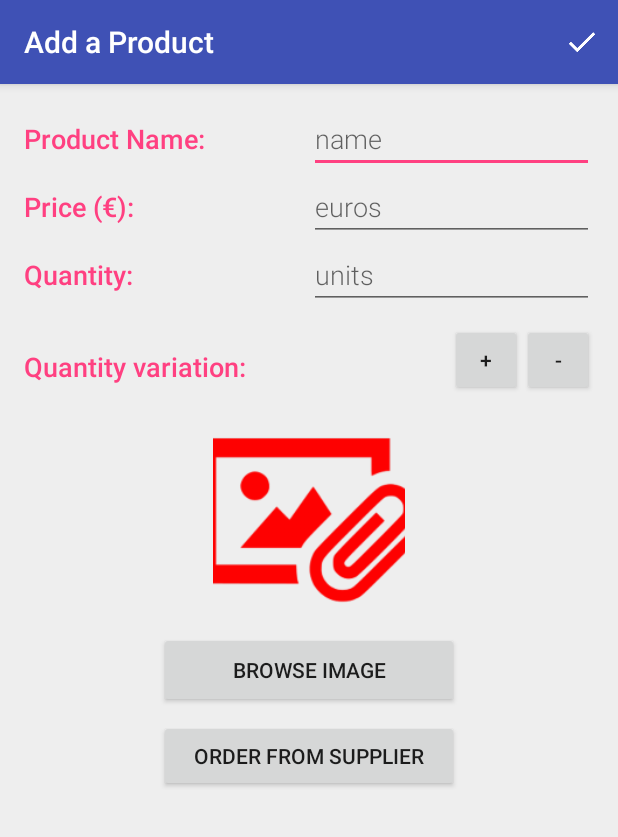
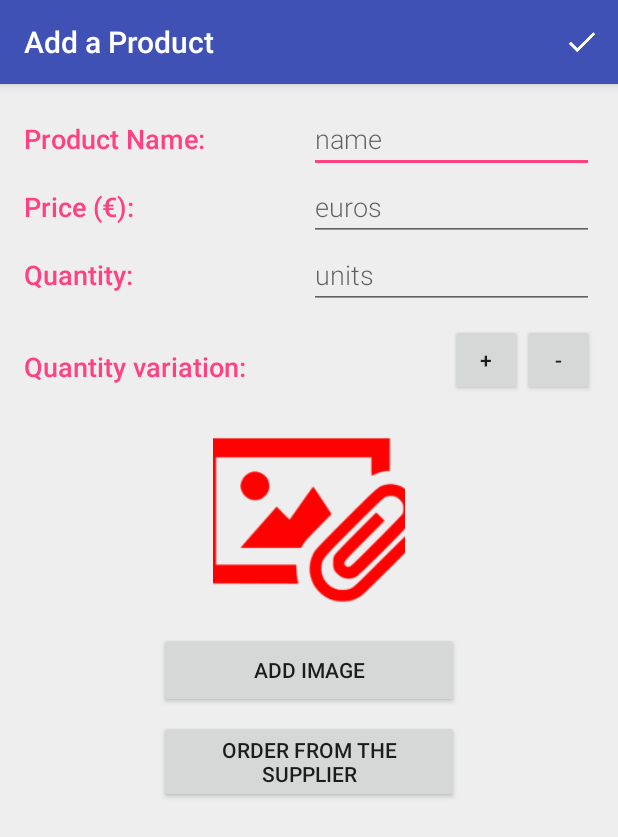
Before and after one commit to luispuchades/UDACITY_ANDROID_InventoryApp, an Android app: the EditorActivity screen opened directly, with no data from a screen before it, on a phone screen of 412 x 824 dp. Shown: the top 837 px of the screen. Run offline under Robolectric (Android 15) with nearby library versions, the phone set to English and light mode, and no system bars.

Commit message:
UDACITY_ANDROID_InventoryApp
UDACITY - ANDROID - Inventory App - Order from the supplier - not
working yet

```diff
--- a/app/src/main/res/layout/activity_editor.xml
+++ b/app/src/main/res/layout/activity_editor.xml
@@ -98,13 +98,13 @@
         <Button
             android:id="@+id/button_select_image"
             style="@style/browse_image_button"
-            android:text="@string/product_browse_image_button" />
+            android:text="@string/product_add_image_button" />
 
     </LinearLayout>
 
     <Button
-        android:id="@+id/button_order_from_supplier"
+        android:id="@+id/button_supplier"
         style="@style/order_button"
-        android:text="@string/product_order_from_supplier" />
+        android:text="@string/product_order_supplier" />
 
 </LinearLayout>
--- a/app/src/main/res/values/strings.xml
+++ b/app/src/main/res/values/strings.xml
@@ -20,10 +20,10 @@
     <string name="hint_habit_name">Name</string>
 
     <!-- DetailActivity field for product image browsing button -->
-    <string name="product_browse_image_button">Browse Image</string>
+    <string name="product_add_image_button">Add Image</string>
 
     <!-- DetailActivity field for product order from supplier button -->
-    <string name="product_order_from_supplier">Order from supplier</string>
+    <string name="product_order_supplier">Order from the supplier</string>
     <string name="product_supplier_email">supplier@email.com</string>
 
 
@@ -93,8 +93,19 @@
     <string name="error_quantity_zero">Quantity is already zero.
         Please increase stocks or contact supplier.</string>
 
+    <!-- _________________________ Purchase Order _________________________ -->
+    <string name="purchase_order_subject">Warehouse Ltd. Suppliment Purchase Order</string>
+    <string name="purchase_order_message1">Purchase Order</string>
+    <string name="purchase_order_message2">Product name:</string>
+    <string name="purchase_order_message3">Price: </string>
+    <string name="purchase_order_message4">Quantity:</string>
+    <string name="purchase_order_message5">(Data to be filled by the Purchase Manager)</string>
+    <string name="purchase_order_message6">Thank you</string>
+
+
     <!-- _________________________ ProductCursorAdapter _________________________ -->
     <string name="error_no_product_available">No product available</string>
 
     <string name="quantity_updated_successfully">Quantity updated successfully</string>
+
 </resources>
```
Also changed, not shown: app/src/main/java/com/example/android/inventoryapp/EditorActivity.java (+39 -3 lines).
